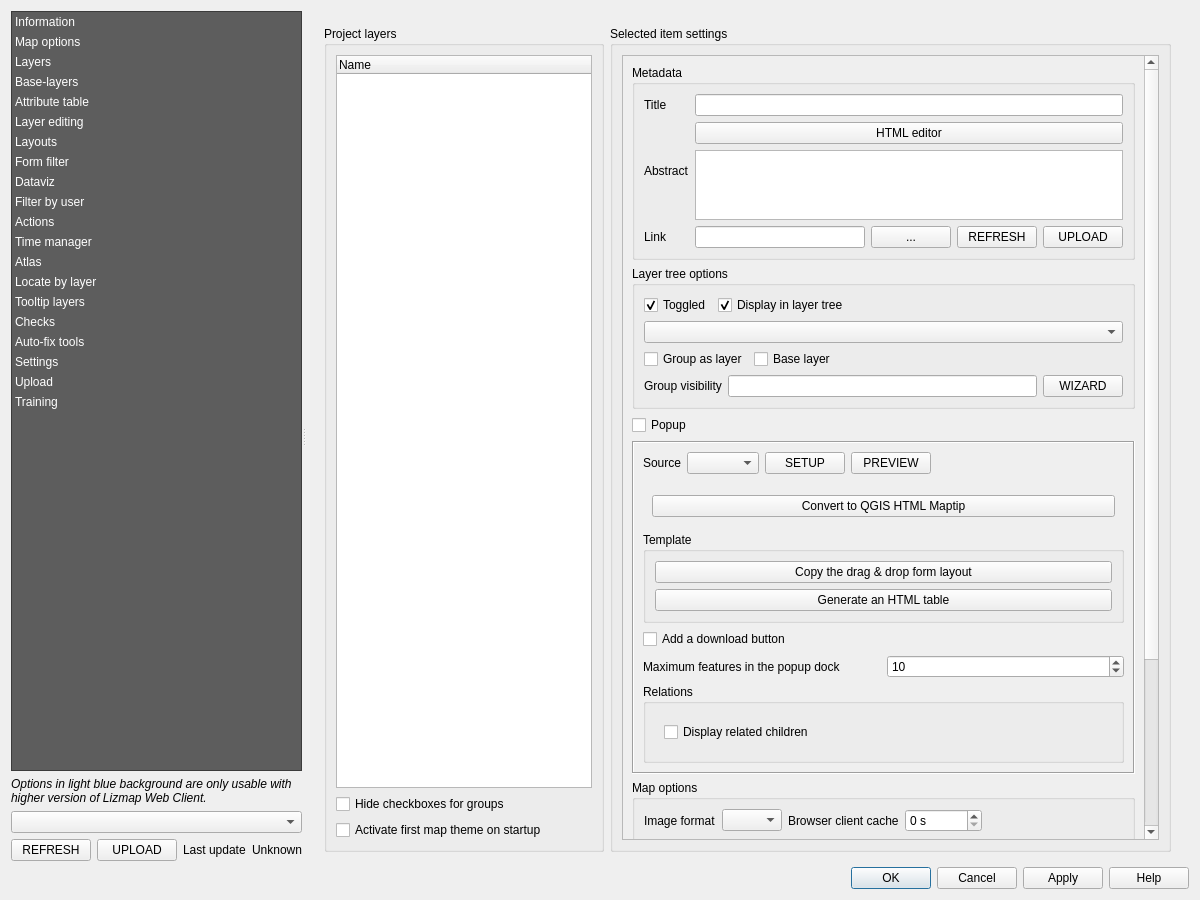
Above: lizmap/resources/ui/ui_lizmap.ui from 3liz/lizmap-plugin before the change. Below: the same form after it.
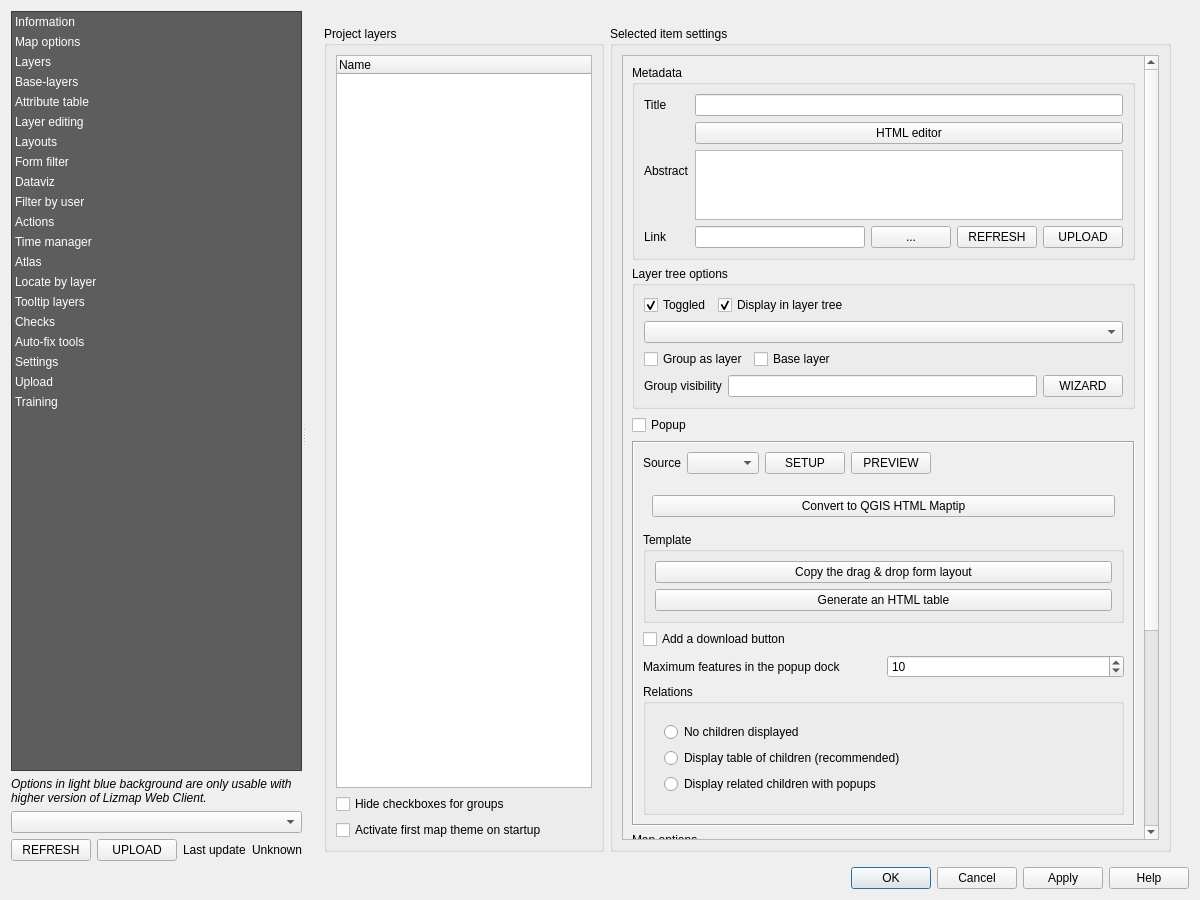
That is the form after the change. The open tabs and pages were chosen to show the change. Custom widgets are drawn as their Qt base class.

Commit message: feat: Enable lizmap-features-table with a radio button

Diff of the .ui file:
```diff
--- a/lizmap/resources/ui/ui_lizmap.ui
+++ b/lizmap/resources/ui/ui_lizmap.ui
@@ -1961,21 +1961,28 @@
                               <widget class="QWidget" name="page_display_relation">
                                <layout class="QVBoxLayout" name="verticalLayout_55">
                                 <item>
-                                 <layout class="QHBoxLayout" name="horizontalLayout_36">
+                                 <widget class="QRadioButton" name="children_no_display">
+                                  <property name="text">
+                                   <string>No children displayed</string>
+                                  </property>
+                                 </widget>
+                                </item>
                                   <item>
-                                   <widget class="QCheckBox" name="cbPopupDisplayChildren">
+                                 <widget class="QRadioButton" name="children_lizmap_features_table">
+                                  <property name="text">
+                                   <string>Display table of children (recommended)</string>
+                                  </property>
+                                 </widget>
+                                </item>
+                                <item>
+                                 <widget class="QRadioButton" name="popup_display_children">
                                     <property name="toolTip">
                                      <string>When checked, Lizmap will show children data under each parent popup. You should activate popup for parent and child layers.</string>
                                     </property>
-                                    <property name="styleSheet">
-                                     <string notr="true"/>
-                                    </property>
                                     <property name="text">
-                                     <string>Display related children</string>
-                                    </property>
-                                   </widget>
-                                  </item>
-                                 </layout>
+                                   <string>Display related children with popups</string>
+                                  </property>
+                                 </widget>
                                 </item>
                                </layout>
                               </widget>
```
Left out of the diff: 4 changed lines with no effect on the pictures. Lines whose indentation alone changed are shown as unchanged. The commit also changes 3 other files.
